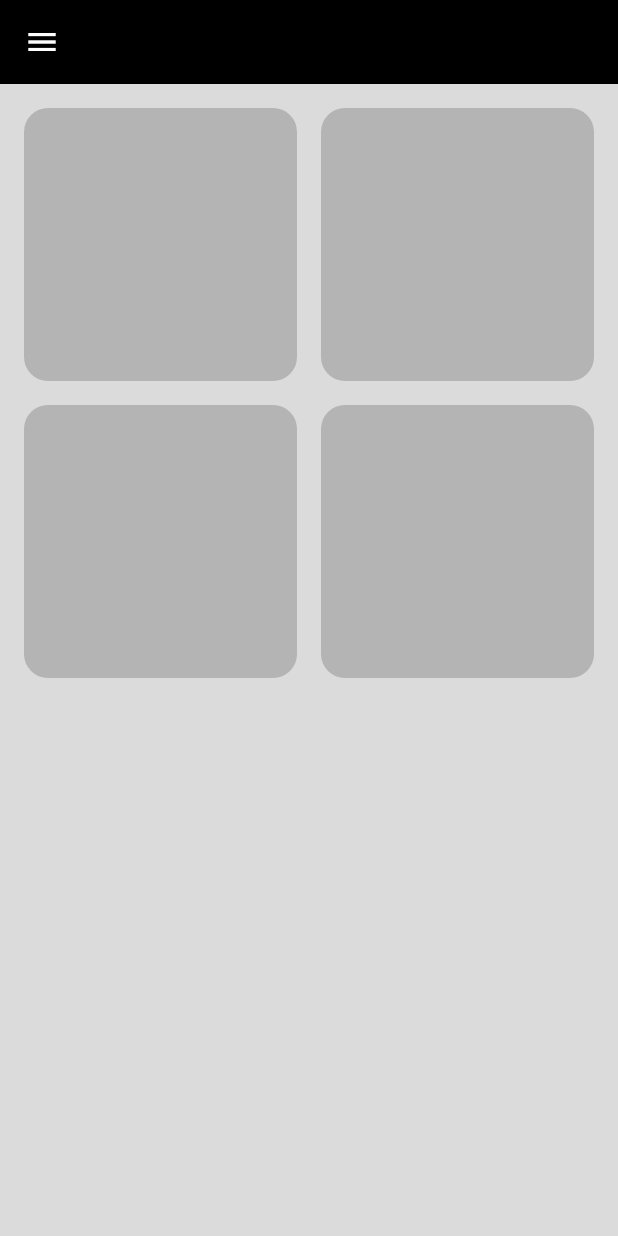
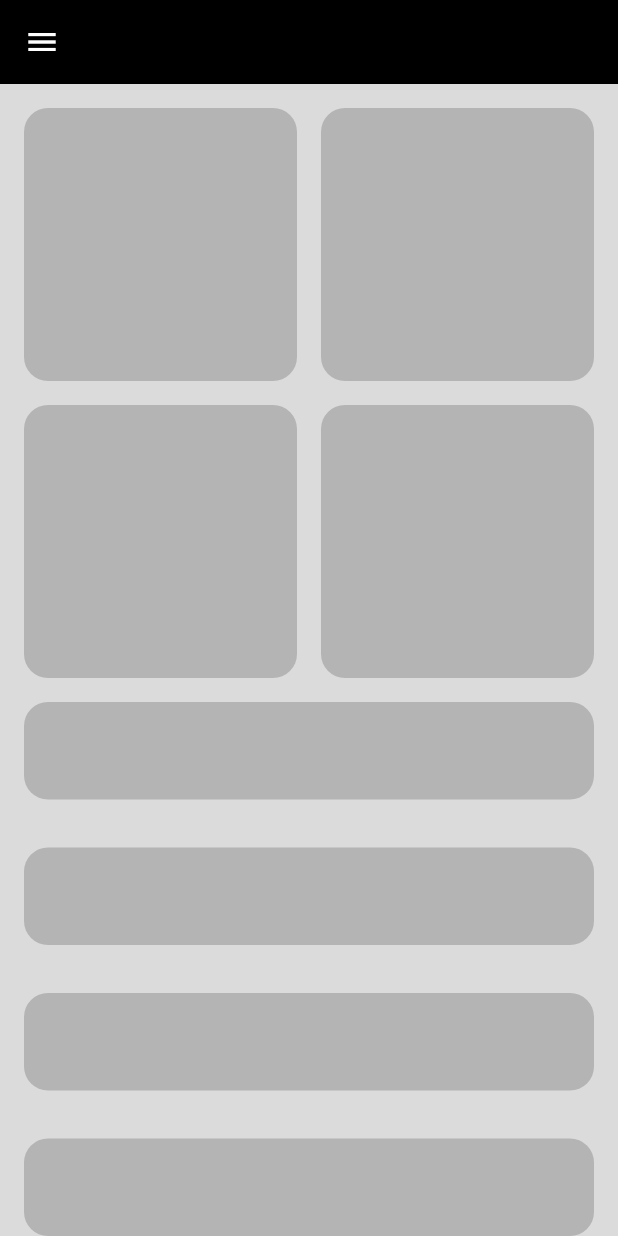
Before and after one commit to YoussefHabib97/adaptive_responsive_app, a Flutter app: the screen it shows after launch, on a phone screen of 412 x 824 dp. Run offline on Flutter 3.47's test engine with Material 3 defaults, Android fonts, the phone set to English and light mode, and no system bars.

Commit message:
Created a custom list view with its' own widget named custom_item_2.dart

```diff
--- /dev/null
+++ b/lib/views/widgets/custom_item_2.dart
@@ -0,0 +1,16 @@
+import 'package:flutter/material.dart';
+
+class CustomItem2 extends StatelessWidget {
+  const CustomItem2({super.key});
+
+  @override
+  Widget build(BuildContext context) {
+    return Container(
+      height: 65,
+      decoration: BoxDecoration(
+        color: const Color(0xFFB4B4B4),
+        borderRadius: BorderRadius.circular(16),
+      ),
+    );
+  }
+}
--- a/lib/views/widgets/home_view_body.dart
+++ b/lib/views/widgets/home_view_body.dart
@@ -1,3 +1,4 @@
+import 'package:adaptive_responsive_app/views/widgets/custom_list_view.dart';
 import 'package:adaptive_responsive_app/views/widgets/custom_sliver_grid.dart';
 import 'package:flutter/material.dart';
 
@@ -14,6 +15,7 @@ class HomeViewBody extends StatelessWidget {
             child: SizedBox(height: 16),
           ),
           CustomSliverGrid(),
+          CustomSliverListView(),
         ],
       ),
     );
```
Also changed, not shown: lib/views/widgets/custom_list_view.dart (added, +21 -0 lines).
